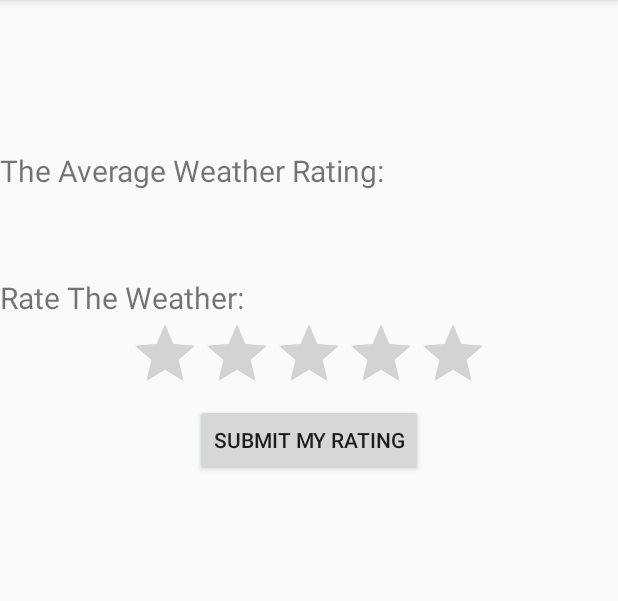
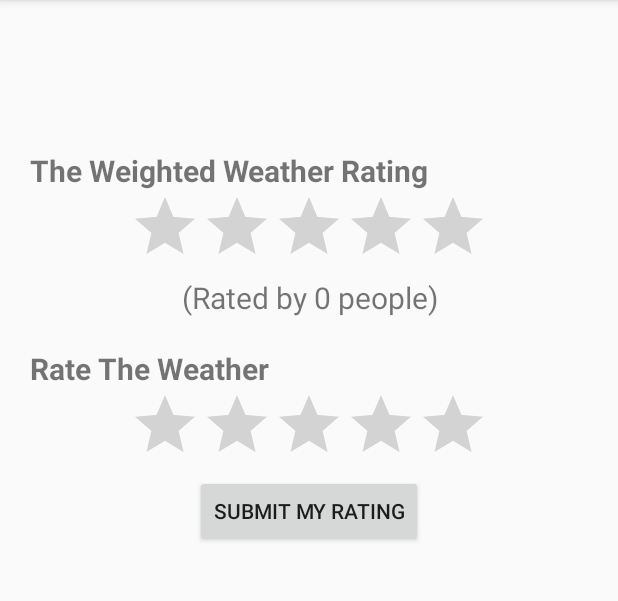
Before and after one commit to xuefanghu/SmartWeather, an Android app: the screen it shows after launch (RatingActivity), after a tap on "How do you like the weather?", on a phone screen of 412 x 824 dp, the part 84-685 px from its top. Run offline under Robolectric (Android 15) with nearby library versions, the phone set to English and light mode, and no system bars; our stand-ins replace Firebase (no records; nobody signed in at launch, a user with empty details on screens opened directly).

Commit message:
calculate the weighted rating from firebase data
The change added the firebase retrieval logic to fetch the existing weather rating data for a given location, and then use a Squash Half scoring function to compute the weight decay for each of the weather rating age and the weather rating distance from the location center. The age weight decays to half if it is one-week old and the distance weight decays to half if it is 10KM away. The decay curve is further controled by a power parameter. If a user choose to submit a rating, then the weighted rating will be updated immediately by using the firebase event listener. The change has some tweaks on the xml to make the UI look nicer.

```diff
--- a/app/build.gradle
+++ b/app/build.gradle
@@ -9,8 +9,8 @@ android {
         applicationId "com.groupproject.smartweather"
         minSdkVersion 26
         targetSdkVersion 29
-        versionCode 1
-        versionName "1.0"
+        versionCode 2
+        versionName "2.0"
         testInstrumentationRunner "androidx.test.runner.AndroidJUnitRunner"
     }
     buildTypes {
--- a/app/src/main/java/com/groupproject/smartweather/RatingActivity.java
+++ b/app/src/main/java/com/groupproject/smartweather/RatingActivity.java
@@ -1,33 +1,51 @@
 package com.groupproject.smartweather;
-
-import androidx.appcompat.app.AppCompatActivity;
 
 import android.os.Bundle;
 import android.view.View;
+import android.widget.Button;
 import android.widget.RatingBar;
 import android.widget.TextView;
 import android.widget.Toast;
 
+import androidx.annotation.NonNull;
+import androidx.appcompat.app.AppCompatActivity;
+
+import com.google.firebase.database.DataSnapshot;
+import com.google.firebase.database.DatabaseError;
 import com.google.firebase.database.DatabaseReference;
 import com.google.firebase.database.FirebaseDatabase;
+import com.google.firebase.database.ValueEventListener;
 import com.groupproject.smartweather.Utils.Preferences;
 
 import java.io.Serializable;
 import java.util.HashMap;
+import java.util.LinkedList;
+import java.util.List;
 import java.util.Map;
 
 public class RatingActivity extends AppCompatActivity {
+    // The decay rate of the weather rating in terms of age (in second).
+    private final static int HALF_SCORE_AGE_SEC = 3600*24*7;
+    // The decay rate of the weather rating in terms of distance (in meter).
+    private final static int HALF_SCORE_DISTANCE_METER = 10000;
+    // The parameter to control the decay function curve.
+    private final static double SCORE_DECAY_POWER = 2.0;
+
     private DatabaseReference firebaseRef;
     private String cityName;
+    String firebaseKey;
 
     public static class RatingData implements Serializable {
         // The weather rating from this user.
-        public double rating;
+        public float rating;
         // The distance between the user GPS location and the city to be rated.
         public double distance;
         // The timestamp (epoch time) when this rating happens.
         public long   timestamp_sec;
-        public RatingData(double rating, double distance, long timestamp_sec) {
+
+        public RatingData() {
+        }
+        public RatingData(float rating, double distance, long timestamp_sec) {
             this.rating = rating;
             this.distance = distance;
             this.timestamp_sec = timestamp_sec;
@@ -53,6 +71,51 @@ public class RatingActivity extends AppCompatActivity {
 
         // Initialize the FireBase database reference.
         firebaseRef = FirebaseDatabase.getInstance().getReference();
+        ValueEventListener fbMyRatingListener = new ValueEventListener() {
+            @Override
+            public void onDataChange(@NonNull DataSnapshot dataSnapshot) {
+                RatingData ratingData = dataSnapshot.getValue(RatingData.class);
+                String buttonText;
+                if (ratingData!=null) {
+                    ((RatingBar)findViewById(R.id.my_rating_bar)).setRating(ratingData.rating);
+                    // User has submitted rating for this location before.
+                    buttonText = "Change My Rating";
+                } else {
+                    // User hasn't submitted rating for this location before.
+                    buttonText = "Submit My Rating";
+                }
+                ((Button)findViewById(R.id.submit_my_rating)).setText(buttonText);
+            }
+
+            @Override
+            public void onCancelled(@NonNull DatabaseError databaseError) {
+
+            }
+        };
+        firebaseKey = cityName + "/" + Preferences.getMyUserId(this);
+        firebaseRef.child(firebaseKey).addValueEventListener(fbMyRatingListener);
+
+        ValueEventListener fbAllRatingListener = new ValueEventListener() {
+            @Override
+            public void onDataChange(@NonNull DataSnapshot dataSnapshot) {
+                List<RatingData> ratings = new LinkedList<>();
+                long ratingCount =dataSnapshot.getChildrenCount();
+                for (DataSnapshot item: dataSnapshot.getChildren()) {
+                    ratings.add(item.getValue(RatingData.class));
+                }
+                float weightedRating = calculateWeightedRating(ratings);
+                ((RatingBar)findViewById(R.id.avg_rating_bar)).setRating(weightedRating);
+                ((TextView)findViewById(R.id.avg_rating_count)).setText(
+                        String.format("(Rated by %d people)", ratingCount)
+                );
+            }
+
+            @Override
+            public void onCancelled(@NonNull DatabaseError databaseError) {
+
+            }
+        };
+        firebaseRef.child(cityName).addValueEventListener(fbAllRatingListener);
     }
 
     // listener to submit the user rating to firebase with proper key structure.
@@ -67,12 +130,7 @@ public class RatingActivity extends AppCompatActivity {
         // This stucture ensures that each user has at most one rating per city.
         String firebaseKey = cityName + "/" + Preferences.getMyUserId(this);
         double distance = Preferences.getDistance(this);
-        /* Comment it out so we can test using emulator which doesn't have GPS reading.
-        TODO: uncomment this block once use physical device with GPS for testing.
-        if (distance < 0) {
-             showMessage("Location not available. Please enable GPS.");
-             return;
-        }*/
+
         Map<String, Object> updates = new HashMap<>();
         updates.put(firebaseKey, new RatingData(weatherRating,
                 distance,System.currentTimeMillis()/1000));
@@ -88,4 +146,54 @@ public class RatingActivity extends AppCompatActivity {
     private void showMessage(String msg) {
         Toast.makeText(this, msg, Toast.LENGTH_LONG).show();
     }
+
+    private static float calculateWeightedRating(List<RatingData> ratings) {
+        double totalWeight = 0;
+        double totalRating = 0;
+        long nowSec = System.currentTimeMillis()/1000;
+        for (RatingData rating: ratings) {
+            long age_sec = nowSec - rating.timestamp_sec;
+            double dist = rating.distance;
+            // Possible timestamp skew on devices.
+            if (age_sec < 0) {
+                age_sec = 0;
+            }
+            // If some users submitted review with no GPS location available, we set a default
+            // distance which result in distance weight of 0.5.
+            if (dist < 0) {
+                dist = HALF_SCORE_DISTANCE_METER;
+            }
+            double ageWeight = squashHalf(age_sec, HALF_SCORE_AGE_SEC, SCORE_DECAY_POWER);
+            double distWeight = squashHalf(dist, HALF_SCORE_DISTANCE_METER, SCORE_DECAY_POWER);
+            // combine the decay of the rating age and the rating distance.
+            double weight = ageWeight * distWeight;
+            totalWeight += weight;
+            totalRating += weight * rating.rating;
+        }
+        if (totalWeight == 0) {
+            return 0;
+        } else {
+            return (float) (totalRating / totalWeight);
+        }
+    }
+
+    /** The Squash Half scoring function, will be used for both age decay and distance decay.
+     *
+     * @param x the input variable
+     * @param half controls the scale when x = half the resulting score drops to 0.5
+     * @param power controls how sharp the score decays.
+     * @return the score between [0, 1]
+     */
+    private static double squashHalf(double x, double half, double power) {
+        if (x < 0 || half < 0 ) {
+            return 0;
+        }
+        double up = Math.pow(x, power);
+        double hp = Math.pow(half, power);
+        if (up+hp > 0) {
+            return hp / (up + hp);
+        } else {
+            return 0;
+        }
+    }
 }
--- a/app/src/main/res/layout/activity_main.xml
+++ b/app/src/main/res/layout/activity_main.xml
@@ -12,17 +12,17 @@
         android:padding="10dp"
         android:onClick="onClickRating"
         android:clickable="true"
-        android:text="How do you like the weather?"
+        android:text="@string/weather_question"
+        android:textColor="#3498DB"
         android:textSize="20sp"
         android:visibility="invisible" />
 
     <TextView
         android:id="@+id/city_name"
         android:layout_width="match_parent"
-        android:layout_height="100dp"
+        android:layout_height="90dp"
         android:layout_below="@id/weather_question"
         android:gravity="center"
-        android:padding="2dp"
         android:textSize="40sp" />
 
     <androidx.recyclerview.widget.RecyclerView
--- a/app/src/main/res/layout/activity_rating.xml
+++ b/app/src/main/res/layout/activity_rating.xml
@@ -1,18 +1,14 @@
 <?xml version="1.0" encoding="utf-8"?>
 <RelativeLayout xmlns:android="http://schemas.android.com/apk/res/android"
     android:layout_width="match_parent"
-    android:layout_height="match_parent">
-    <RelativeLayout
-        android:id = "@+id/rating_info"
-        android:layout_width="match_parent"
-        android:layout_height="match_parent"
->
+    android:layout_height="match_parent"
+    android:layout_marginStart="20dp"
+    android:layout_marginEnd="20dp">
         <TextView
             android:id="@+id/city_name"
             android:layout_width="match_parent"
             android:layout_height="100dp"
             android:gravity="center"
-            android:padding="10dp"
             android:textSize="40sp" />
 
         <TextView
@@ -20,8 +16,9 @@
             android:layout_width="match_parent"
             android:layout_height="wrap_content"
             android:layout_below="@id/city_name"
-            android:text="The Average Weather Rating:"
-            android:textSize="20sp" />
+            android:text="The Weighted Weather Rating"
+            android:textSize="20sp"
+            android:textStyle="bold" />
 
         <RatingBar
             android:id="@+id/avg_rating_bar"
@@ -31,16 +28,26 @@
             android:layout_centerHorizontal="true"
             android:numStars="5"
             android:stepSize="0.5"
-            android:isIndicator="true"
-            android:visibility="invisible"/>
+            android:isIndicator="true" />
+
+        <TextView
+            android:id="@+id/avg_rating_count"
+            android:layout_width="match_parent"
+            android:layout_height="wrap_content"
+            android:layout_centerHorizontal="true"
+            android:gravity="center"
+            android:layout_below="@id/avg_rating_bar"
+            android:textSize="20sp" />
 
         <TextView
             android:id="@+id/my_rating_text"
             android:layout_width="match_parent"
             android:layout_height="wrap_content"
-            android:layout_below="@id/avg_rating_bar"
-            android:text="Rate The Weather:"
-            android:textSize="20sp" />
+            android:layout_below="@id/avg_rating_count"
+            android:layout_marginTop="20dp"
+            android:text="Rate The Weather"
+            android:textSize="20sp"
+            android:textStyle="bold" />
 
         <RatingBar
             android:id="@+id/my_rating_bar"
@@ -59,12 +66,4 @@
             android:layout_centerHorizontal="true"
             android:onClick="onClickSubmitRating"
             android:text="Submit My Rating" />
-    </RelativeLayout>
-    <ProgressBar
-        android:id="@+id/sw_loading_indicator"
-        android:layout_width="match_parent"
-        android:layout_height="42dp"
-        android:layout_marginTop="100dp"
-        android:layout_gravity="center"
-        android:visibility="invisible" />
 </RelativeLayout>
--- a/app/src/main/res/values/strings.xml
+++ b/app/src/main/res/values/strings.xml
@@ -15,4 +15,5 @@
     <string name="enter_city_location">Enter city location</string>
     <string name="current_location">Current Location</string>
     <string name="display_temperature_in">Display temperature in</string>
+    <string name="weather_question"><u>How do you like the weather?</u></string>
 </resources>
```
Also changed, not shown: app/src/main/res/layout/activity_settings.xml (+4 -4 lines), 2 other files.
